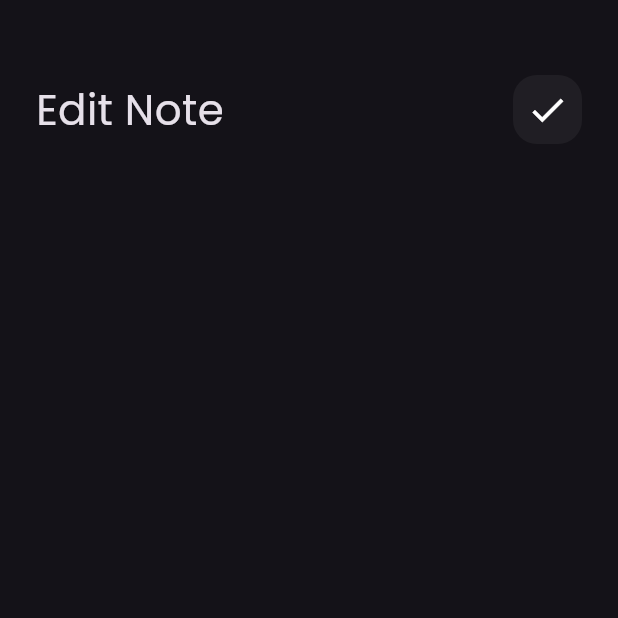
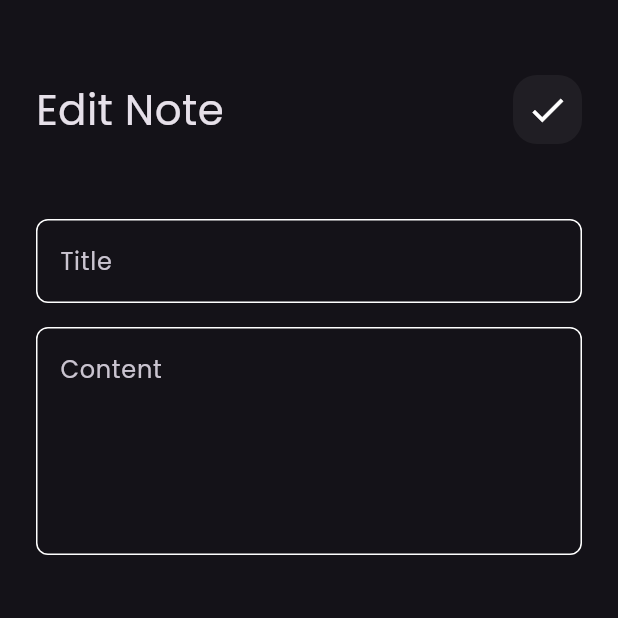
Before and after one commit to KhaledHAnter/notes_app, a Flutter app: the EditNoteView screen opened by its route, on a phone screen of 412 x 824 dp, the top half of it. Run offline on Flutter 3.47's test engine with Material 3 defaults, Android fonts, the phone set to English and light mode, and no system bars; our stand-ins replace font_awesome_flutter, gap; project files that could hold a hidden picture were left out.

Commit message:
Edit notes view done

```diff
--- a/lib/Widgets/edit_note_view_body.dart
+++ b/lib/Widgets/edit_note_view_body.dart
@@ -1,6 +1,7 @@
 import 'package:flutter/material.dart';
 import 'package:gap/gap.dart';
 import 'package:note_app_th/Widgets/custom_appbar.dart';
+import 'package:note_app_th/Widgets/custom_text_field.dart';
 
 class EditNoteViewBody extends StatelessWidget {
   const EditNoteViewBody({super.key});
@@ -18,6 +19,15 @@ class EditNoteViewBody extends StatelessWidget {
             title: "Edit Note",
             icon: Icons.check,
           ),
+          Gap(50),
+          CustomTextField(
+            hint: "Title",
+          ),
+          Gap(16),
+          CustomTextField(
+            hint: "Content",
+            maxLines: 5,
+          ),
         ],
       ),
     );
```
